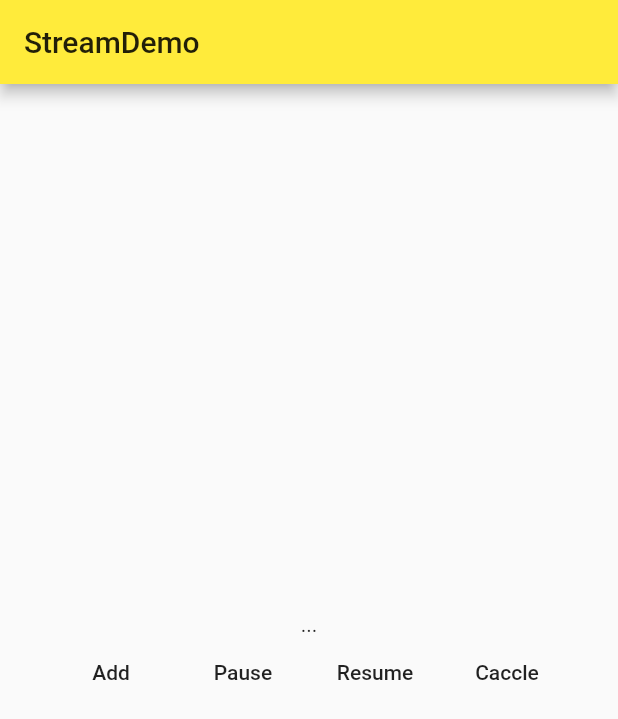
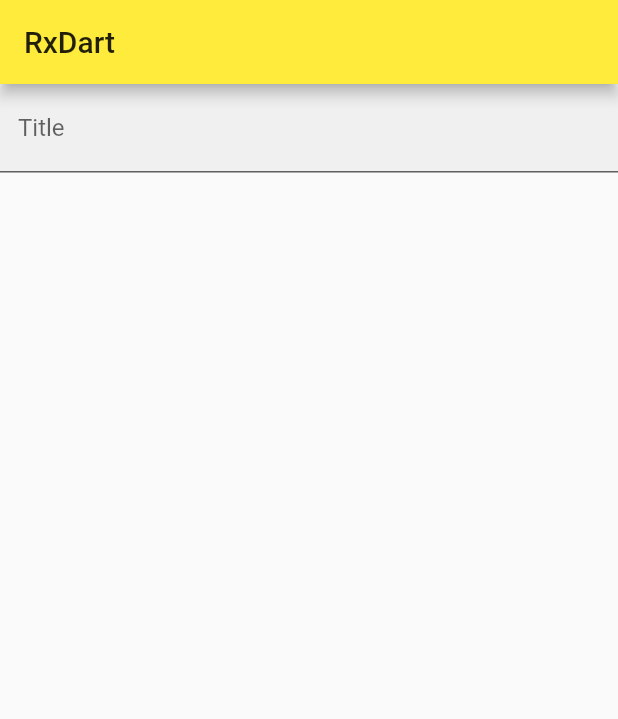
Before and after one commit to Foglotus/hello_fultter, a Flutter app: the screen it shows after launch, on a phone screen of 412 x 824 dp. Shown: the top 719 px of the screen. Run offline on Flutter 3.47's test engine with Material 2 defaults, Android fonts, the phone set to English and light mode, and no system bars; our stand-ins replace rxdart; statements that could not run were skipped.

Commit message:
rexdart demo

```diff
--- a/lib/main.dart
+++ b/lib/main.dart
@@ -1,6 +1,7 @@
 import 'dart:async';
 
 import 'package:flutter/material.dart';
+import 'package:hello_flutter/rxdart/demo.dart';
 import 'stream/demo.dart';
 
 void main() => runApp(MaterialApp(
@@ -17,6 +18,6 @@ void main() => runApp(MaterialApp(
 class Home extends StatelessWidget {
   @override
   Widget build(BuildContext context) {
-    return StreamDemo();
+    return RxDartDemo();
   }
 }
--- /dev/null
+++ b/lib/rxdart/demo.dart
@@ -0,0 +1,63 @@
+import 'package:flutter/material.dart';
+import 'package:rxdart/rxdart.dart';
+
+class RxDartDemo extends StatelessWidget{
+  @override
+  Widget build(BuildContext context) {
+    return Scaffold(
+      appBar: AppBar(
+        title: Text('RxDart'),
+      ),
+      body: RxDartDemoHome(),
+    );
+  }
+}
+
+class RxDartDemoHome extends StatefulWidget {
+  @override
+  _RxDartDemoHomeState createState() => _RxDartDemoHomeState();
+}
+
+class _RxDartDemoHomeState extends State<RxDartDemoHome> {
+  PublishSubject<String> _subject;
+  @override
+  void initState() {
+    // TODO: implement initState
+    super.initState();
+    // Observable<String> _observable = //Observable(Stream.fromIterable(['hello','nihao']));
+    // //Observable.fromFuture(Future.value('hello ~'));
+    // //Observable.fromIterable(['hello','nihao']);
+    // Observable.periodic(Duration(seconds:3),(x)=>x.toString());
+    // _observable.listen(print);
+    // ReplaySubject<String> _subject = ReplaySubject<String>();
+    // _subject.listen((data)=> print('listen 1: $data'));
+    // _subject.add('hello');
+    // _subject.listen((data)=> print('listen 2:${data.toUpperCase()}'));
+    // _subject.add('hello');
+    // _subject.close();
+    _subject = PublishSubject<String>();
+    _subject.debounce(Duration(milliseconds: 500)).listen(print);
+  }
+
+  @override
+  void dispose() {
+    _subject.close();
+    super.dispose();
+  }
+
+  @override
+  Widget build(BuildContext context) {
+    return Container(
+      child: TextField(
+        onChanged: _subject.add,
+        onSubmitted: (value) => {
+          _subject.add('submitted :$value')
+        },
+        decoration: InputDecoration(
+          labelText: 'Title',
+          filled: true
+        ),
+      ),
+    );
+  }
+}
--- a/pubspec.yaml
+++ b/pubspec.yaml
@@ -19,6 +19,7 @@ environment:
 dependencies:
   flutter:
     sdk: flutter
+  rxdart: ^0.18.1
 
   # The following adds the Cupertino Icons font to your application.
   # Use with the CupertinoIcons class for iOS style icons.
```
Also changed, not shown: pubspec.lock.
